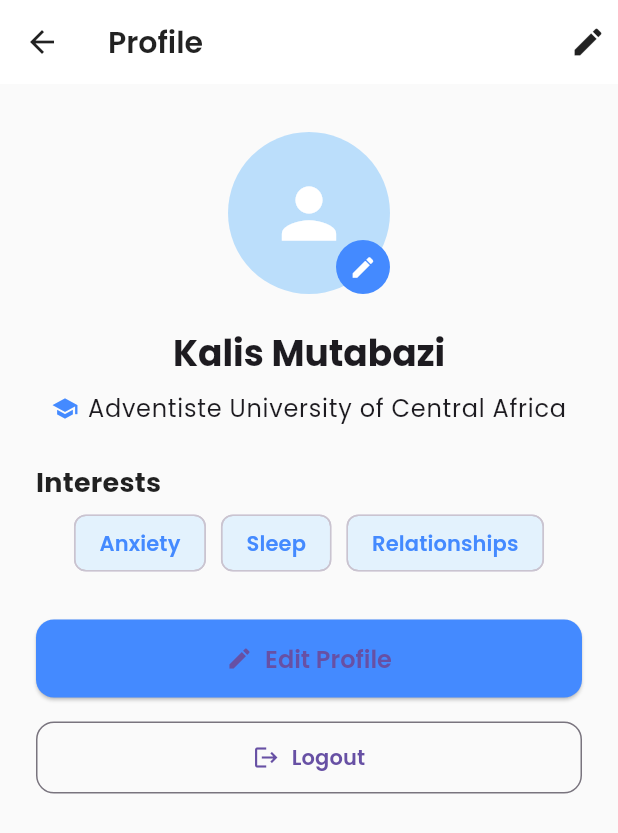
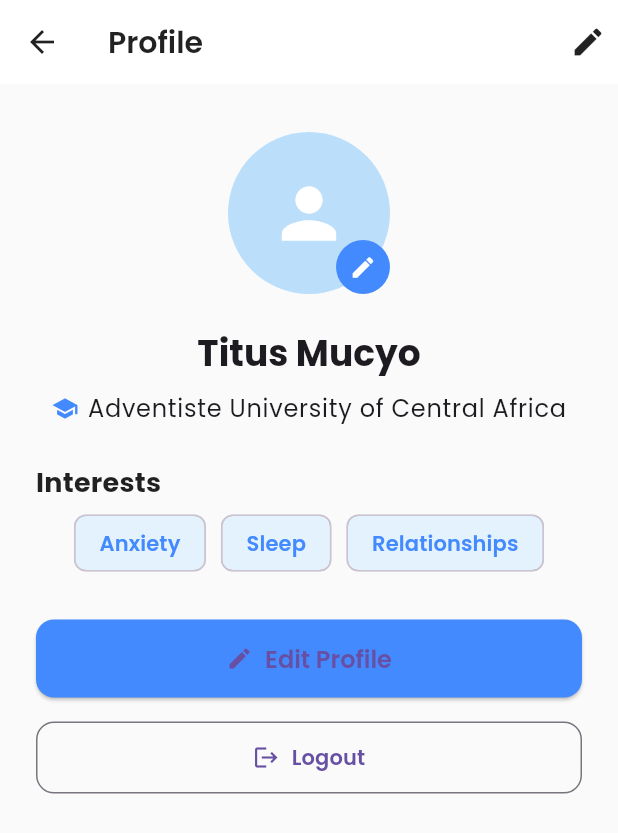
Before and after one commit to Titus-30/student-wellness-app, a Flutter app: the ProfileScreen screen opened by its route, on a phone screen of 412 x 824 dp. Shown: the top 833 px of the screen. Run offline on Flutter 3.47's test engine with Material 3 defaults, Android fonts, the phone set to English and light mode, and no system bars; our stand-ins replace cloud_firestore, firebase_auth, firebase_core, flutter_local_notifications, google_fonts, image_picker and 2 more; accounts and stored records are empty.

Commit message:
Update profile_screen.dart

```diff
--- a/lib/screens/profile/profile_screen.dart
+++ b/lib/screens/profile/profile_screen.dart
@@ -8,7 +8,7 @@ class ProfileScreen extends StatelessWidget {
   Widget build(BuildContext context) {
     // Placeholder user data
     final String avatarUrl = '';
-    final String displayName = 'Kalis Mutabazi';
+    final String displayName = 'Titus Mucyo';
     final String university = 'Adventiste University of Central Africa';
     final List<String> interests = ['Anxiety', 'Sleep', 'Relationships'];
 
```
